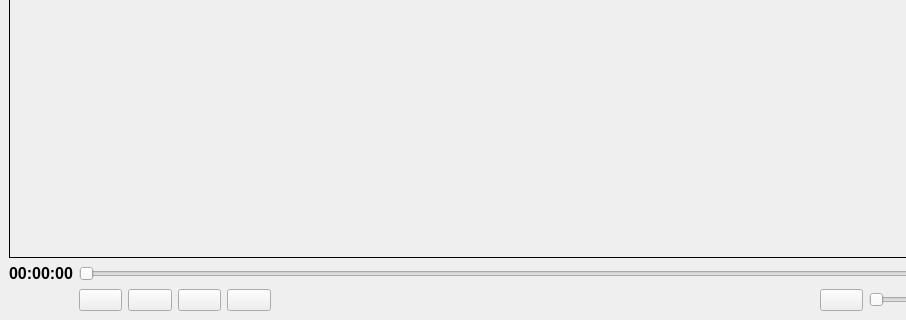
Before: the Qt Designer form mainwindow.ui in brachiGH/ViewLog, drawn with Qt 5; both pictures show x 0 to 906 and y 540 to 860 of the 1330 by 860 pixel window.
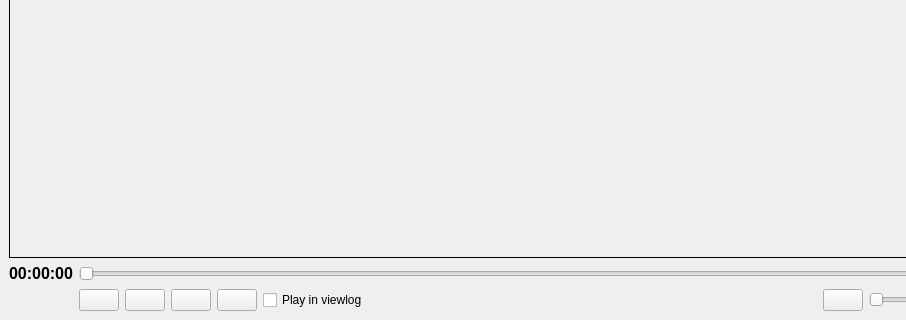
After: the same form once the commit is applied.

Diff of the .ui file:
```diff
--- a/mainwindow.ui
+++ b/mainwindow.ui
@@ -247,6 +247,16 @@
       </property>
      </widget>
     </item>
+    <item row="2" column="5">
+     <widget class="QCheckBox" name="playInViewLOg_check_box">
+      <property name="text">
+       <string>Play in viewlog</string>
+      </property>
+      <property name="checked">
+       <bool>false</bool>
+      </property>
+     </widget>
+    </item>
    </layout>
   </widget>
   <widget class="QMenuBar" name="menubar">
```
Left out of the diff: 16 changed lines with no effect on the pictures.
